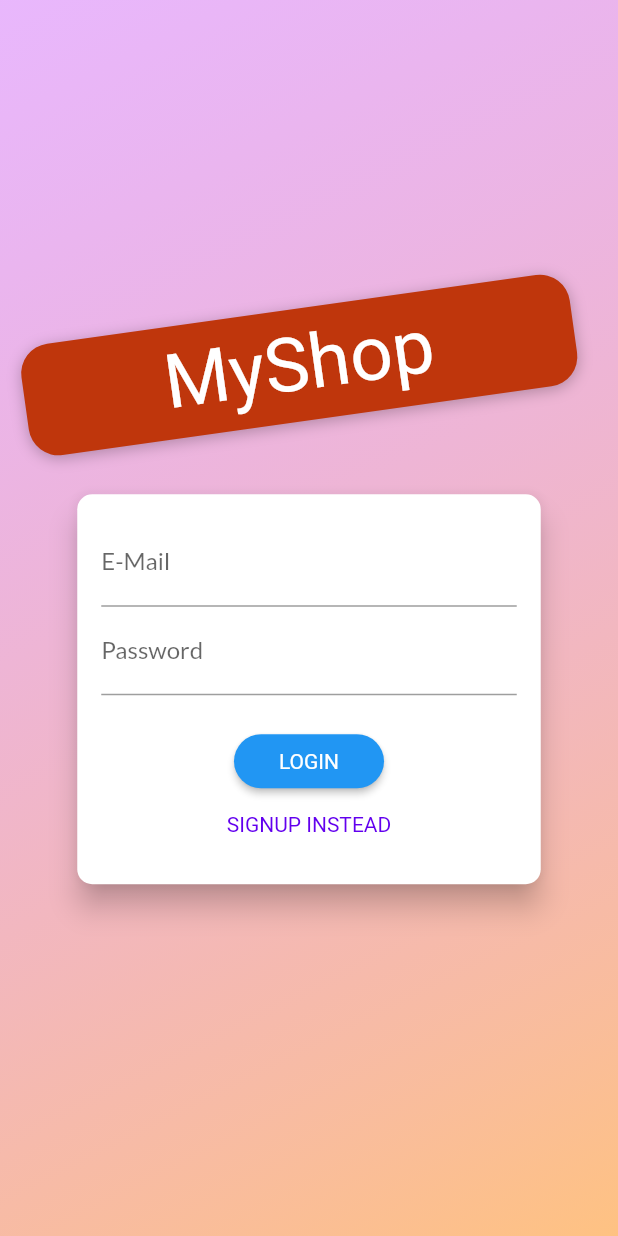
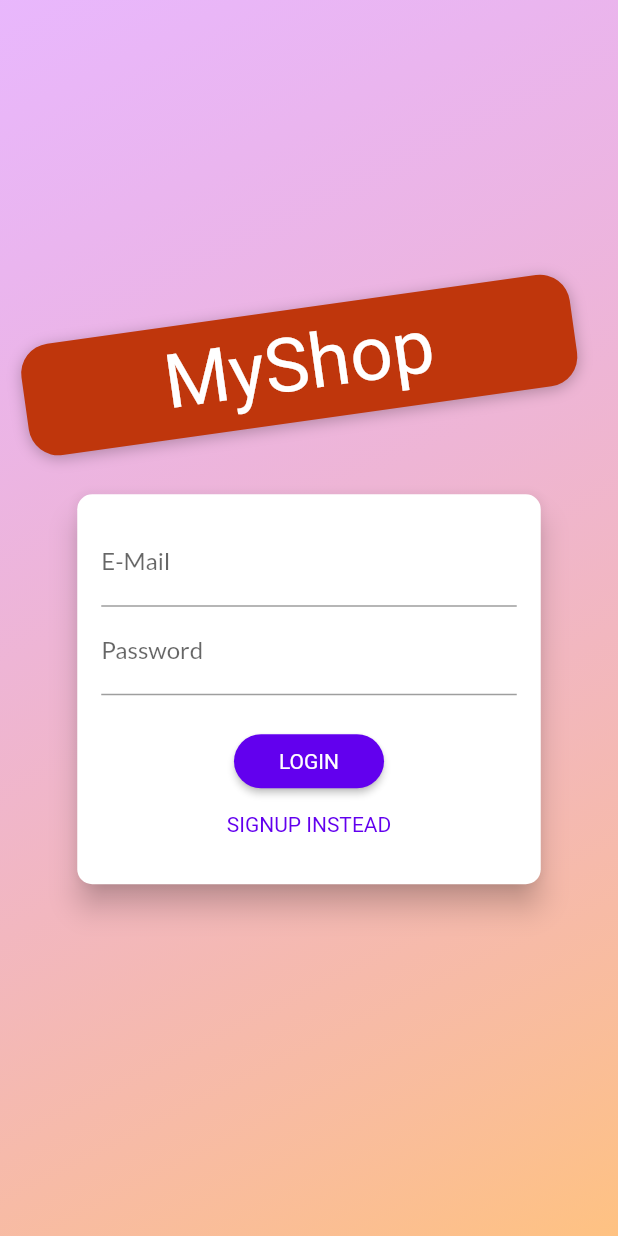
Before and after one commit to Hhanri/shopp_app, a Flutter app: the screen it shows after launch, on a phone screen of 412 x 824 dp. Run offline on Flutter 3.47's test engine with Material 2 defaults, Android fonts, the phone set to English and light mode, and no system bars; Roboto replaces fonts that are missing (Anton).

Commit message:
AuthScreen signIn/signUp button color fixed

```diff
--- a/lib/screens/auth_screen.dart
+++ b/lib/screens/auth_screen.dart
@@ -233,7 +233,6 @@ class AuthCardState extends State<AuthCard> {
                     style: ElevatedButton.styleFrom(
                       shape: RoundedRectangleBorder(borderRadius: BorderRadius.circular(30),),
                       padding: const EdgeInsets.symmetric(horizontal: 30.0, vertical: 8.0),
-                      primary: Theme.of(context).primaryColor,
                       textStyle: TextStyle(
                         color: Theme.of(context).primaryTextTheme.button!.color,
                       ),
```
